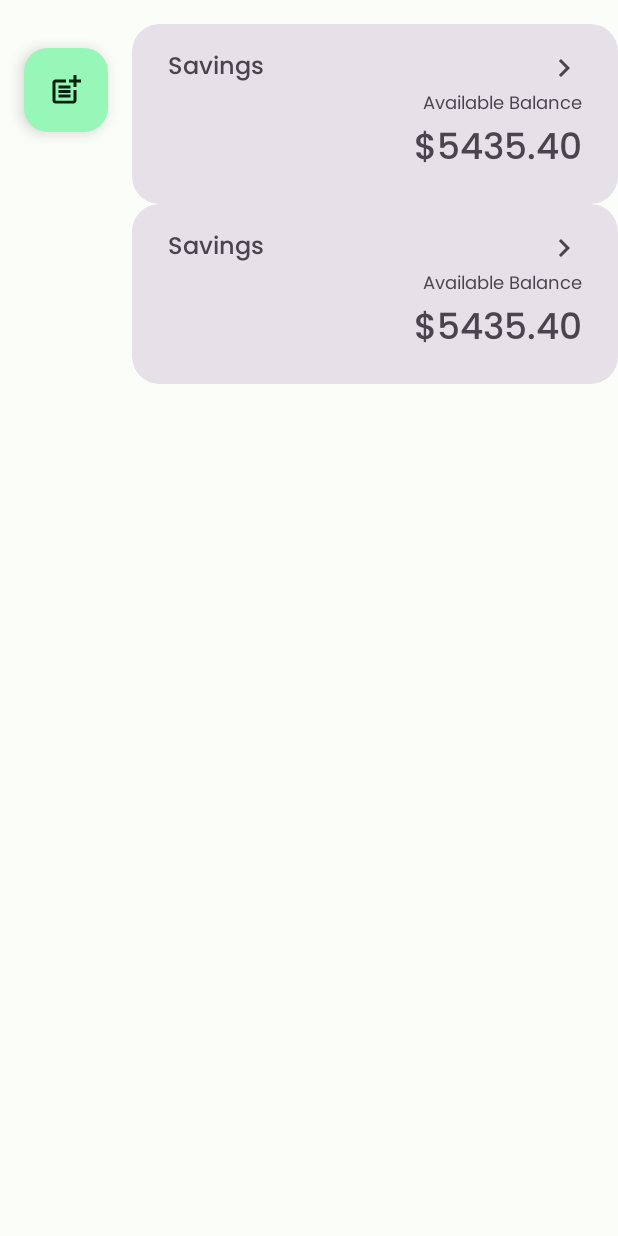
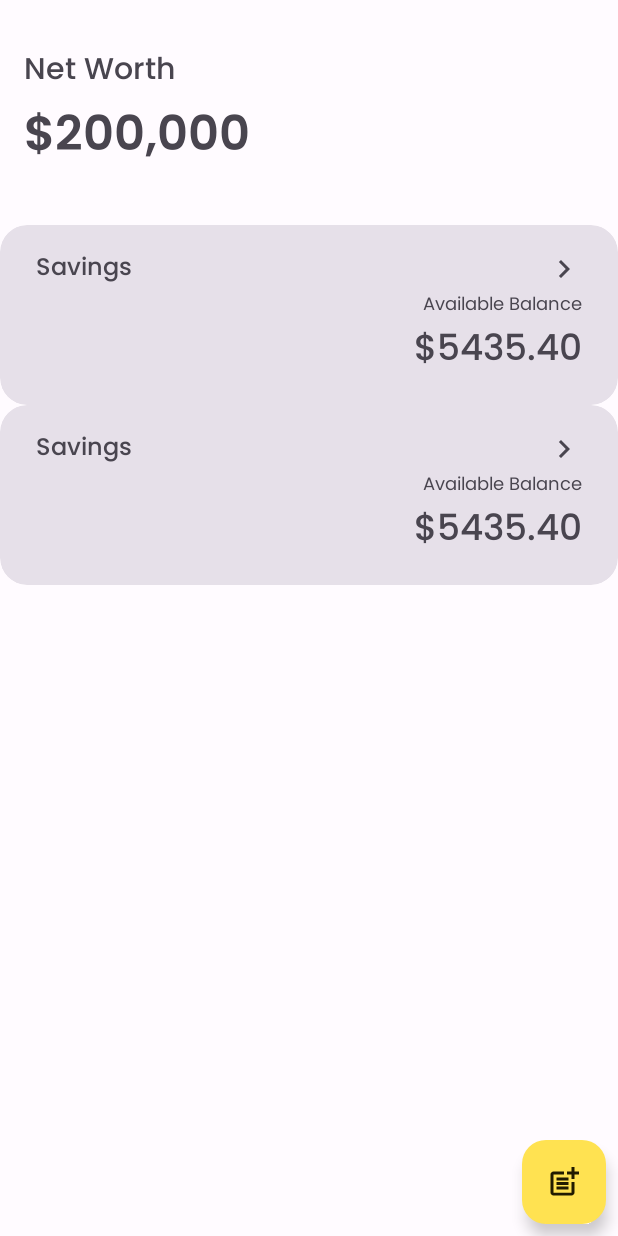
Before and after one commit to nhickf/PeraWatcher, an Android app: the layout fragment_wallet.xml on its own in the app's theme, with its tools: preview values and no code run, on a phone screen of 412 x 824 dp. Run offline under Robolectric (Android 15) with nearby library versions, the light colour scheme and no system bars.

Commit message:
enhancement - update the main theme and ui

```diff
--- a/app/src/main/java/com/creativegrpcx/perawatcher/dashboard/DashboardItemRecyclerViewAdapter.kt
+++ b/app/src/main/java/com/creativegrpcx/perawatcher/dashboard/DashboardItemRecyclerViewAdapter.kt
@@ -47,6 +47,10 @@ class DashboardItemRecyclerViewAdapter : ListAdapter<Transaction,DashboardItemRe
         return currentList.size
     }
 
+    override fun submitList(list: MutableList<Transaction>?) {
+        super.submitList(list?.sortedByDescending { transaction -> "${transaction.date} ${transaction.time}" })
+    }
+
     private fun translateCategories (category: CategoryType) : Int{
         return when(category){
             CategoryType.Appliance -> R.drawable.baseline_coffee_maker_24
--- a/app/src/main/res/layout/fragment_dashboard.xml
+++ b/app/src/main/res/layout/fragment_dashboard.xml
@@ -6,6 +6,53 @@
     android:layout_height="match_parent"
     >
 
+    <com.google.android.material.imageview.ShapeableImageView
+        android:id="@+id/dashboard_user_image"
+        android:layout_width="45dp"
+        android:layout_height="0dp"
+        android:layout_marginStart="8dp"
+        app:layout_constraintStart_toStartOf="parent"
+        app:layout_constraintTop_toTopOf="@id/dashboard_header"
+        app:layout_constraintBottom_toBottomOf="@id/dashboard_header"
+        app:layout_constraintEnd_toStartOf="@id/dashboard_header"
+        app:srcCompat="@drawable/boy_image"
+        />
+
+    <androidx.appcompat.widget.LinearLayoutCompat
+        android:id="@+id/dashboard_header"
+        android:layout_width="0dp"
+        android:layout_height="wrap_content"
+        app:layout_constraintTop_toTopOf="parent"
+        app:layout_constraintEnd_toEndOf="parent"
+        app:layout_constraintStart_toEndOf="@id/dashboard_user_image"
+        app:layout_constraintBottom_toTopOf="@id/dashboard_recycler_view_money"
+        android:orientation="vertical"
+        android:layout_marginStart="8dp"
+        android:layout_marginEnd="8dp"
+        android:layout_marginBottom="8dp"
+        android:layout_marginTop="16dp"
+
+        >
+
+        <com.google.android.material.textview.MaterialTextView
+            android:id="@+id/dashboard_header_greetings"
+            android:layout_width="match_parent"
+            android:layout_height="wrap_content"
+            android:text="Welcome back"
+            android:textSize="12sp"
+            app:fontFamily="@font/poppins_medium"/>
+
+        <com.google.android.material.textview.MaterialTextView
+            android:id="@+id/dashboard_header_name"
+            android:layout_width="match_parent"
+            android:layout_height="wrap_content"
+            android:textSize="16sp"
+            app:fontFamily="@font/poppins_medium"
+            android:text="Nhick Flores"/>
+
+    </androidx.appcompat.widget.LinearLayoutCompat>
+
+
     <com.google.android.material.floatingactionbutton.FloatingActionButton
         android:id="@+id/dashboard_add_transaction"
         android:layout_width="wrap_content"
@@ -13,17 +60,17 @@
         app:layout_constraintEnd_toEndOf="parent"
         app:layout_constraintBottom_toBottomOf="parent"
         android:layout_margin="16dp"
-        app:srcCompat="@drawable/ic_baseline_bill_add_24"/>
+        app:srcCompat="@drawable/ic_baseline_bill_add_24"
+        />
 
     <androidx.recyclerview.widget.RecyclerView
         android:id="@+id/dashboard_recycler_view_money"
         android:layout_width="match_parent"
         android:layout_height="wrap_content"
         android:orientation="horizontal"
-        android:layout_marginTop="16dp"
-        android:layout_marginHorizontal="8dp"
         app:layout_constraintStart_toStartOf="parent"
-        app:layout_constraintTop_toTopOf="parent"
+        app:layout_constraintTop_toBottomOf="@id/dashboard_header"
+        app:layout_constraintBottom_toTopOf="@+id/last_transaction_text_view"
         app:layout_constraintEnd_toEndOf="parent"/>
 
 
@@ -48,7 +95,7 @@
         android:text="more"
         android:textAlignment="textEnd"
         android:textSize="12sp"
-        android:layout_marginHorizontal="16dp"
+        android:layout_marginHorizontal="8dp"
         app:fontFamily="@font/poppins_family"
         app:layout_constraintBottom_toTopOf="@+id/fragment_dashboard_recycler_view"
         app:layout_constraintEnd_toEndOf="parent"
@@ -59,7 +106,7 @@
         android:id="@+id/fragment_dashboard_recycler_view"
         android:layout_width="0dp"
         android:layout_height="0dp"
-        android:layout_marginHorizontal="16dp"
+        android:layout_marginHorizontal="8dp"
         app:layout_constraintBottom_toBottomOf="parent"
         app:layout_constraintEnd_toEndOf="parent"
         app:layout_constraintHorizontal_bias="0.5"
--- a/app/src/main/res/layout/fragment_history.xml
+++ b/app/src/main/res/layout/fragment_history.xml
@@ -15,14 +15,14 @@
         android:textAlignment="textStart"
         android:textSize="16sp"
         android:layout_marginTop="16dp"
-        android:layout_marginHorizontal="16dp"
+        android:layout_marginHorizontal="8dp"
         app:fontFamily="@font/poppins_medium"  />
 
     <androidx.recyclerview.widget.RecyclerView
         android:id="@+id/fragment_history_recycler_view"
         android:layout_width="match_parent"
         android:layout_height="match_parent"
-        android:layout_marginHorizontal="16dp"
+        android:layout_marginHorizontal="8dp"
         tools:listitem="@layout/recyclerview_transaction_item_layout"
         />
 
--- a/app/src/main/res/layout/fragment_wallet.xml
+++ b/app/src/main/res/layout/fragment_wallet.xml
@@ -1,30 +1,63 @@
 <?xml version="1.0" encoding="utf-8"?>
-<androidx.appcompat.widget.LinearLayoutCompat
+<androidx.constraintlayout.widget.ConstraintLayout
     xmlns:android="http://schemas.android.com/apk/res/android"
     xmlns:tools="http://schemas.android.com/tools"
     xmlns:app="http://schemas.android.com/apk/res-auto"
     android:layout_width="match_parent"
-    android:layout_height="wrap_content"
-    android:layout_marginTop="16dp"
+    android:layout_height="match_parent"
     tools:context=".wallet.WalletFragment">
+
+    <androidx.appcompat.widget.LinearLayoutCompat
+        android:id="@+id/wallet_net_worth"
+        android:layout_width="match_parent"
+        android:layout_height="150dp"
+        app:layout_constraintTop_toTopOf="parent"
+        app:layout_constraintEnd_toEndOf="parent"
+        app:layout_constraintStart_toStartOf="parent"
+        app:layout_constraintBottom_toTopOf="@id/wallet_recyclerview_wallet"
+        android:orientation="vertical"
+        android:gravity="center_vertical"
+        android:padding="16dp"
+        >
+
+        <com.google.android.material.textview.MaterialTextView
+            android:layout_width="match_parent"
+            android:layout_height="wrap_content"
+            android:text="Net Worth"
+            android:textSize="20sp"
+            app:fontFamily="@font/poppins_medium"/>
+
+        <com.google.android.material.textview.MaterialTextView
+            android:layout_width="match_parent"
+            android:layout_height="wrap_content"
+            android:textSize="32sp"
+            app:fontFamily="@font/poppins_semibold"
+            android:text="$200,000"/>
+
+    </androidx.appcompat.widget.LinearLayoutCompat>
 
     <com.google.android.material.floatingactionbutton.FloatingActionButton
         android:id="@+id/wallet_add_wallet"
         android:layout_width="wrap_content"
         android:layout_height="wrap_content"
+        android:layout_margin="8dp"
         app:layout_constraintEnd_toEndOf="parent"
         app:layout_constraintBottom_toBottomOf="parent"
-        android:layout_margin="16dp"
         app:srcCompat="@drawable/ic_baseline_bill_add_24"/>
 
     <androidx.recyclerview.widget.RecyclerView
         android:id="@+id/wallet_recyclerview_wallet"
         android:layout_width="match_parent"
-        android:layout_height="wrap_content"
+        android:layout_height="0dp"
         tools:itemCount="2"
-        tools:listitem="@layout/recyclerview_wallet_item_layout">
+        tools:listitem="@layout/recyclerview_wallet_item_layout"
+        app:layout_constraintTop_toBottomOf="@id/wallet_net_worth"
+        app:layout_constraintEnd_toEndOf="parent"
+        app:layout_constraintStart_toStartOf="parent"
+        app:layout_constraintBottom_toBottomOf="parent"
+        >
 
     </androidx.recyclerview.widget.RecyclerView>
 
 
-</androidx.appcompat.widget.LinearLayoutCompat>
+</androidx.constraintlayout.widget.ConstraintLayout>
--- a/app/src/main/res/layout/recyclerview_transaction_item_layout.xml
+++ b/app/src/main/res/layout/recyclerview_transaction_item_layout.xml
@@ -6,13 +6,16 @@
     xmlns:app="http://schemas.android.com/apk/res-auto"
     android:layout_marginTop="4dp"
     android:layout_marginBottom="4dp"
-    style="@style/Widget.Material3.CardView.Outlined"
+    style="@style/Widget.Material3.CardView.Filled"
     >
 
     <androidx.constraintlayout.widget.ConstraintLayout
         android:layout_width="match_parent"
         android:layout_height="match_parent"
-        android:padding="8dp"
+        android:paddingTop="8dp"
+        android:paddingBottom="8dp"
+        android:paddingEnd="24dp"
+        android:paddingStart="8dp"
         >
 
         <androidx.constraintlayout.widget.Guideline
@@ -46,7 +49,6 @@
             android:layout_width="0dp"
             android:layout_height="wrap_content"
             android:textSize="14sp"
-            android:layout_marginStart="8dp"
             android:maxLines="2"
             android:ellipsize="end"
             app:layout_constraintBottom_toTopOf="@+id/transaction_item_datetime"
@@ -62,7 +64,6 @@
             android:layout_width="0dp"
             android:layout_height="wrap_content"
             android:textSize="11sp"
-            android:layout_marginStart="8dp"
             app:layout_constraintBottom_toBottomOf="parent"
             app:layout_constraintEnd_toStartOf="@+id/guideline2"
             app:layout_constraintStart_toEndOf="@id/transaction_item_icon"
--- a/app/src/main/res/values-night/themes.xml
+++ b/app/src/main/res/values-night/themes.xml
@@ -28,14 +28,9 @@
         <item name="colorOutline">@color/md_theme_dark_outline</item>
         <item name="colorOnSurfaceInverse">@color/md_theme_dark_inverseOnSurface</item>
         <item name="colorSurfaceInverse">@color/md_theme_dark_inverseSurface</item>
-        <item name="colorInversePrimary">@color/md_theme_dark_inversePrimary</item>
-        <item name="colorShadow">@color/md_theme_dark_shadow</item>
-        <item name="colorColor9">#84cfff</item>
-        <item name="colorOnColor9">#00344d</item>
-        <item name="colorColor9Container">#004c6e</item>
-        <item name="colorOnColor9Container">#c7e7ff</item>
-        <item name="harmonizeColor9">true</item>
-        <item name="colorPrimaryInverse">@color/md_theme_dark_primaryInverse</item>
+<!--        <item name="colorSurfaceTint">@color/md_theme_dark_surfaceTint</item>-->
+<!--        <item name="colorSurfaceTintColor">@color/md_theme_dark_surfaceTintColor</item>-->
+        <item name="colorPrimaryInverse">@color/md_theme_dark_inversePrimary</item>
     </style>
 
     <style name="Custom.Chip" parent="Widget.Material3.Chip.Filter">
--- a/app/src/main/res/values/colors.xml
+++ b/app/src/main/res/values/colors.xml
@@ -1,59 +1,62 @@
+
 <resources>
-    <color name="md_theme_light_primary">#006D3C</color>
+    <color name="md_theme_light_primary">#6D5E00</color>
     <color name="md_theme_light_onPrimary">#FFFFFF</color>
-    <color name="md_theme_light_primaryContainer">#96F7B8</color>
-    <color name="md_theme_light_onPrimaryContainer">#00210E</color>
-    <color name="md_theme_light_secondary">#4F6354</color>
+    <color name="md_theme_light_primaryContainer">#FFE251</color>
+    <color name="md_theme_light_onPrimaryContainer">#211B00</color>
+    <color name="md_theme_light_secondary">#665E40</color>
     <color name="md_theme_light_onSecondary">#FFFFFF</color>
-    <color name="md_theme_light_secondaryContainer">#D2E8D5</color>
-    <color name="md_theme_light_onSecondaryContainer">#0C1F13</color>
-    <color name="md_theme_light_tertiary">#3A6470</color>
+    <color name="md_theme_light_secondaryContainer">#EDE2BC</color>
+    <color name="md_theme_light_onSecondaryContainer">#201B04</color>
+    <color name="md_theme_light_tertiary">#43664F</color>
     <color name="md_theme_light_onTertiary">#FFFFFF</color>
-    <color name="md_theme_light_tertiaryContainer">#BFEAF8</color>
-    <color name="md_theme_light_onTertiaryContainer">#001F27</color>
-    <color name="md_theme_light_error">#BA1B1B</color>
-    <color name="md_theme_light_errorContainer">#FFDAD4</color>
+    <color name="md_theme_light_tertiaryContainer">#C4ECCF</color>
+    <color name="md_theme_light_onTertiaryContainer">#002110</color>
+    <color name="md_theme_light_error">#BA1A1A</color>
+    <color name="md_theme_light_errorContainer">#FFDAD6</color>
     <color name="md_theme_light_onError">#FFFFFF</color>
-    <color name="md_theme_light_onErrorContainer">#410001</color>
-    <color name="md_theme_light_background">#FBFDF8</color>
-    <color name="md_theme_light_onBackground">#191C1A</color>
-    <color name="md_theme_light_surface">#FBFDF8</color>
-    <color name="md_theme_light_onSurface">#191C1A</color>
-    <color name="md_theme_light_surfaceVariant">#DCE5DB</color>
-    <color name="md_theme_light_onSurfaceVariant">#414942</color>
-    <color name="md_theme_light_outline">#717971</color>
-    <color name="md_theme_light_inverseOnSurface">#F0F1EC</color>
-    <color name="md_theme_light_inverseSurface">#2E312E</color>
-    <color name="md_theme_light_inversePrimary">#7ADA9D</color>
+    <color name="md_theme_light_onErrorContainer">#410002</color>
+    <color name="md_theme_light_background">#FFFBFF</color>
+    <color name="md_theme_light_onBackground">#1D1B16</color>
+    <color name="md_theme_light_surface">#FFFBFF</color>
+    <color name="md_theme_light_onSurface">#1D1B16</color>
+    <color name="md_theme_light_surfaceVariant">#E9E2D0</color>
+    <color name="md_theme_light_onSurfaceVariant">#4A4739</color>
+    <color name="md_theme_light_outline">#7C7768</color>
+    <color name="md_theme_light_inverseOnSurface">#F6F0E7</color>
+    <color name="md_theme_light_inverseSurface">#32302A</color>
+    <color name="md_theme_light_inversePrimary">#E4C600</color>
     <color name="md_theme_light_shadow">#000000</color>
-    <color name="md_theme_light_primaryInverse">#7ADA9D</color>
-    <color name="md_theme_dark_primary">#7ADA9D</color>
-    <color name="md_theme_dark_onPrimary">#00391C</color>
-    <color name="md_theme_dark_primaryContainer">#00522C</color>
-    <color name="md_theme_dark_onPrimaryContainer">#96F7B8</color>
-    <color name="md_theme_dark_secondary">#B6CCB9</color>
-    <color name="md_theme_dark_onSecondary">#213527</color>
-    <color name="md_theme_dark_secondaryContainer">#384B3D</color>
-    <color name="md_theme_dark_onSecondaryContainer">#D2E8D5</color>
-    <color name="md_theme_dark_tertiary">#A3CDDA</color>
-    <color name="md_theme_dark_onTertiary">#023640</color>
-    <color name="md_theme_dark_tertiaryContainer">#214C57</color>
-    <color name="md_theme_dark_onTertiaryContainer">#BFEAF8</color>
-    <color name="md_theme_dark_error">#FFB4A9</color>
-    <color name="md_theme_dark_errorContainer">#930006</color>
-    <color name="md_theme_dark_onError">#680003</color>
-    <color name="md_theme_dark_onErrorContainer">#FFDAD4</color>
-    <color name="md_theme_dark_background">#191C1A</color>
-    <color name="md_theme_dark_onBackground">#E1E3DE</color>
-    <color name="md_theme_dark_surface">#191C1A</color>
-    <color name="md_theme_dark_onSurface">#E1E3DE</color>
-    <color name="md_theme_dark_surfaceVariant">#414942</color>
-    <color name="md_theme_dark_onSurfaceVariant">#C1C9C0</color>
-    <color name="md_theme_dark_outline">#8B938B</color>
-    <color name="md_theme_dark_inverseOnSurface">#191C1A</color>
-    <color name="md_theme_dark_inverseSurface">#E1E3DE</color>
-    <color name="md_theme_dark_inversePrimary">#006D3C</color>
+    <color name="md_theme_light_surfaceTint">#6D5E00</color>
+    <color name="md_theme_light_surfaceTintColor">#6D5E00</color>
+    <color name="md_theme_dark_primary">#E4C600</color>
+    <color name="md_theme_dark_onPrimary">#393000</color>
+    <color name="md_theme_dark_primaryContainer">#524600</color>
+    <color name="md_theme_dark_onPrimaryContainer">#FFE251</color>
+    <color name="md_theme_dark_secondary">#D1C6A2</color>
+    <color name="md_theme_dark_onSecondary">#363016</color>
+    <color name="md_theme_dark_secondaryContainer">#4D472B</color>
+    <color name="md_theme_dark_onSecondaryContainer">#EDE2BC</color>
+    <color name="md_theme_dark_tertiary">#A9D0B4</color>
+    <color name="md_theme_dark_onTertiary">#143723</color>
+    <color name="md_theme_dark_tertiaryContainer">#2B4E39</color>
+    <color name="md_theme_dark_onTertiaryContainer">#C4ECCF</color>
+    <color name="md_theme_dark_error">#FFB4AB</color>
+    <color name="md_theme_dark_errorContainer">#93000A</color>
+    <color name="md_theme_dark_onError">#690005</color>
+    <color name="md_theme_dark_onErrorContainer">#FFDAD6</color>
+    <color name="md_theme_dark_background">#1D1B16</color>
+    <color name="md_theme_dark_onBackground">#E7E2D9</color>
+    <color name="md_theme_dark_surface">#1D1B16</color>
+    <color name="md_theme_dark_onSurface">#E7E2D9</color>
+    <color name="md_theme_dark_surfaceVariant">#4A4739</color>
+    <color name="md_theme_dark_onSurfaceVariant">#CDC6B4</color>
+    <color name="md_theme_dark_outline">#969080</color>
+    <color name="md_theme_dark_inverseOnSurface">#1D1B16</color>
+    <color name="md_theme_dark_inverseSurface">#E7E2D9</color>
+    <color name="md_theme_dark_inversePrimary">#6D5E00</color>
     <color name="md_theme_dark_shadow">#000000</color>
-    <color name="md_theme_dark_primaryInverse">#006D3C</color>
-    <color name="color9">#F5F7FB</color>
+    <color name="md_theme_dark_surfaceTint">#E4C600</color>
+    <color name="md_theme_dark_surfaceTintColor">#E4C600</color>
+    <color name="seed">#ffdd00</color>
 </resources>
--- a/app/src/main/res/values/themes.xml
+++ b/app/src/main/res/values/themes.xml
@@ -28,14 +28,9 @@
         <item name="colorOutline">@color/md_theme_light_outline</item>
         <item name="colorOnSurfaceInverse">@color/md_theme_light_inverseOnSurface</item>
         <item name="colorSurfaceInverse">@color/md_theme_light_inverseSurface</item>
-        <item name="colorInversePrimary">@color/md_theme_light_inversePrimary</item>
-        <item name="colorShadow">@color/md_theme_light_shadow</item>
-        <item name="colorColor9">#006591</item>
-        <item name="colorOnColor9">#ffffff</item>
-        <item name="colorColor9Container">#c7e7ff</item>
-        <item name="colorOnColor9Container">#001e2f</item>
-        <item name="harmonizeColor9">true</item>
-        <item name="colorPrimaryInverse">@color/md_theme_light_primaryInverse</item>
+<!--        <item name="colorSurfaceTint">@color/md_theme_light_surfaceTint</item>-->
+<!--        <item name="colorSurfaceTintColor">@color/md_theme_light_surfaceTintColor</item>-->
+        <item name="colorPrimaryInverse">@color/md_theme_light_inversePrimary</item>
     </style>
 
 <!--    <style name="Custom.Indicator" parent="Widget.Material3.BottomNavigationView.ActiveIndicator">-->
```
Also changed, not shown: app/build.gradle (+4 -4 lines), app/src/main/res/drawable/boy_image.jpg (added), app/src/main/res/drawable/girl_image.jpg (added).
